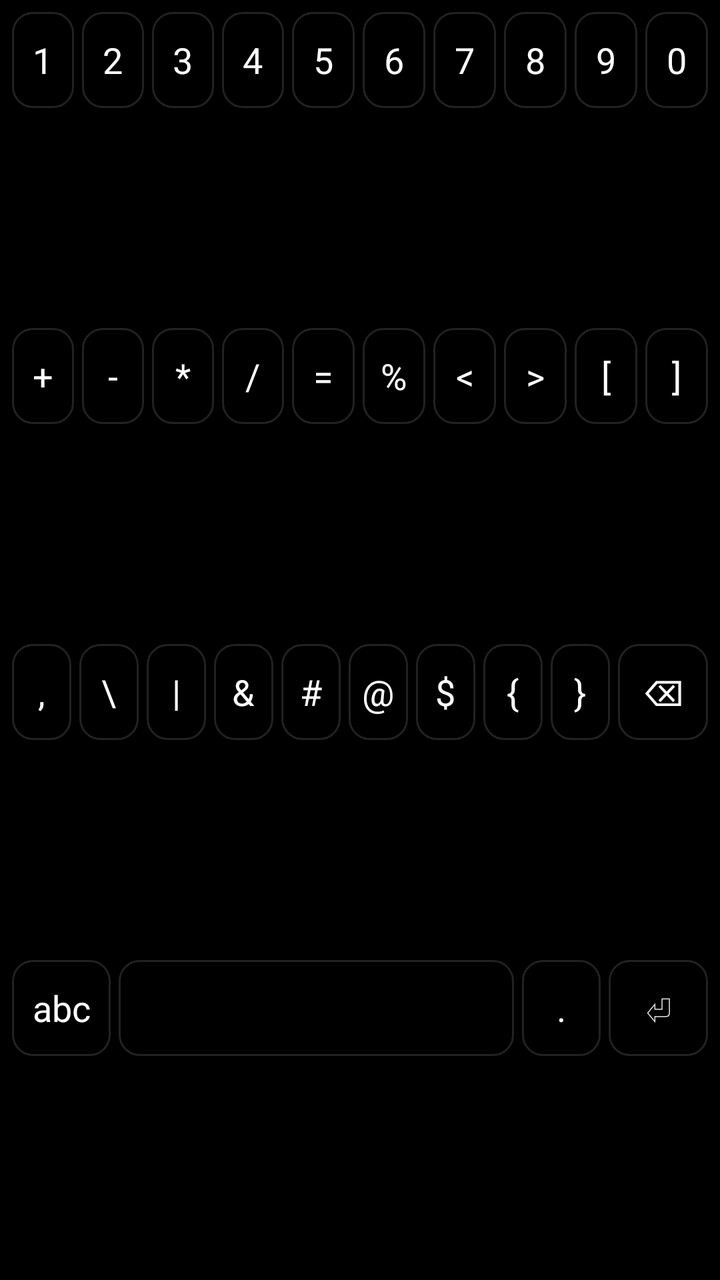
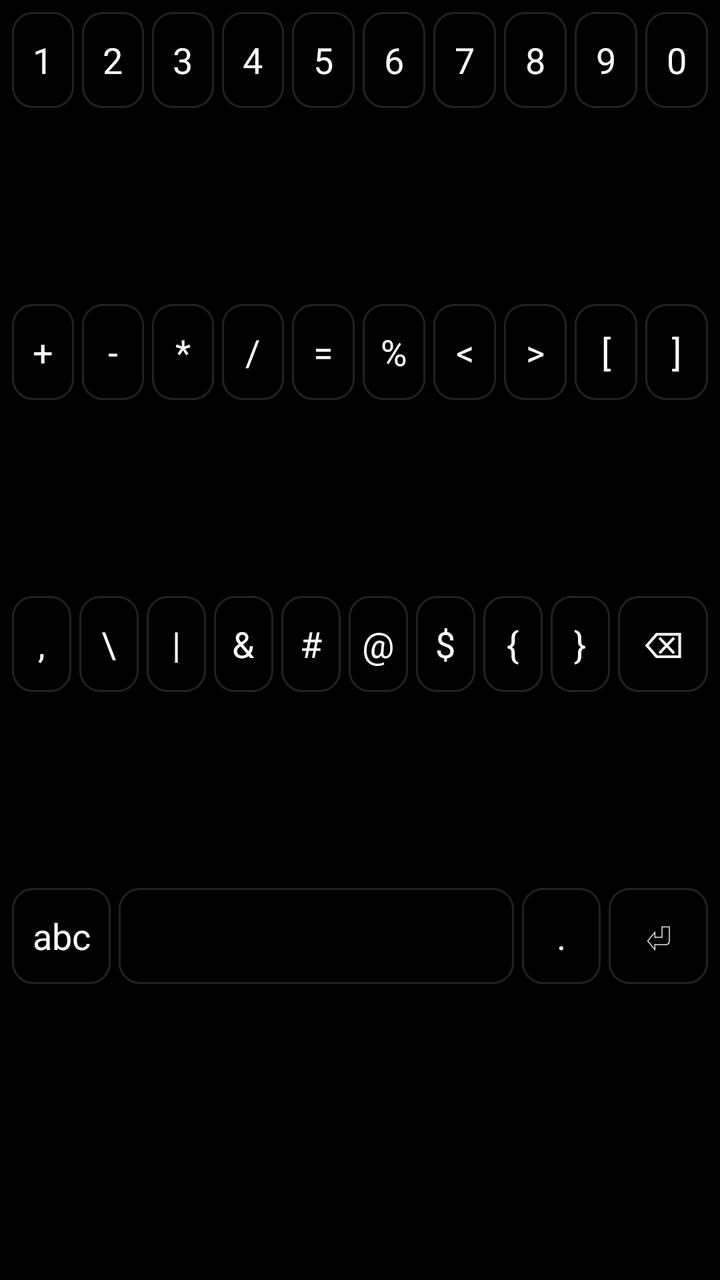

The first picture is an Android layout as it rendered before a commit; the second is the same layout after the commit. The layout source and the unified diff follow.
<!-- AndroidManifest.xml: application theme Theme.GoyKeyboard -->
<!-- res/layout/keyboard_layout_num.xml -->
<?xml version="1.0" encoding="utf-8"?>
<LinearLayout xmlns:android="http://schemas.android.com/apk/res/android"
    android:id="@+id/keys_container"
    android:layout_width="match_parent"
    android:layout_height="match_parent"
    android:orientation="vertical"
    android:padding="4dp"
    android:background="#000000">

    <LinearLayout
        android:layout_width="match_parent"
        android:layout_height="0dp"
        android:layout_weight="1"
        android:orientation="horizontal">
        <TextView style="@style/KeyStyle" android:text="1"/>
        <TextView style="@style/KeyStyle" android:text="2"/>
        <TextView style="@style/KeyStyle" android:text="3"/>
        <TextView style="@style/KeyStyle" android:text="4"/>
        <TextView style="@style/KeyStyle" android:text="5"/>
        <TextView style="@style/KeyStyle" android:text="6"/>
        <TextView style="@style/KeyStyle" android:text="7"/>
        <TextView style="@style/KeyStyle" android:text="8"/>
        <TextView style="@style/KeyStyle" android:text="9"/>
        <TextView style="@style/KeyStyle" android:text="0"/>
    </LinearLayout>

    <LinearLayout
        android:layout_width="match_parent"
        android:layout_height="0dp"
        android:layout_weight="1"
        android:orientation="horizontal">
        <TextView style="@style/KeyStyle" android:text="+"/>
        <TextView style="@style/KeyStyle" android:text="-"/>
        <TextView style="@style/KeyStyle" android:text="*"/>
        <TextView style="@style/KeyStyle" android:text="/"/>
        <TextView style="@style/KeyStyle" android:text="="/>
        <TextView style="@style/KeyStyle" android:text="%"/>
        <TextView style="@style/KeyStyle" android:text="&lt;"/>
        <TextView style="@style/KeyStyle" android:text="&gt;"/>
        <TextView style="@style/KeyStyle" android:text="["/>
        <TextView style="@style/KeyStyle" android:text="]"/>
    </LinearLayout>

    <LinearLayout
        android:layout_width="match_parent"
        android:layout_height="0dp"
        android:layout_weight="1"
        android:orientation="horizontal">
        <TextView style="@style/KeyStyle" android:text=","/>
        <TextView style="@style/KeyStyle" android:text="\\"/>
        <TextView style="@style/KeyStyle" android:text="|"/>
        <TextView style="@style/KeyStyle" android:text="&amp;"/>
        <TextView style="@style/KeyStyle" android:text="#"/>
        <TextView style="@style/KeyStyle" android:text="&#64;"/>
        <TextView style="@style/KeyStyle" android:text="$"/>
        <TextView style="@style/KeyStyle" android:text="{"/>
        <TextView style="@style/KeyStyle" android:text="}"/>
        <TextView
            style="@style/KeyStyle"
            android:layout_weight="1.5"
            android:text="@string/key_delete"/>
    </LinearLayout>

    <LinearLayout
        android:layout_width="match_parent"
        android:layout_height="0dp"
        android:layout_weight="1"
        android:orientation="horizontal">
        <TextView
            android:id="@+id/key_num_back"
            style="@style/KeyStyle"
            android:layout_weight="1.5"
            android:text="abc"/>
        <TextView
            style="@style/KeyStyle"
            android:layout_weight="6"
            android:text=" "/>
        <TextView
            style="@style/KeyStyle"
            android:layout_weight="1.2"
            android:text="."/>
        <TextView
            style="@style/KeyStyle"
            android:layout_weight="1.5"
            android:text="@string/key_enter"/>
    </LinearLayout>
</LinearLayout>
<!-- resources referenced by this layout -->
<resources>
  <string name="key_delete">⌫</string>
  <string name="key_enter">⏎</string>
  <style name="KeyStyle">
          <item name="android:layout_width">0dp</item>
          <item name="android:layout_height">48dp</item>
          <item name="android:layout_weight">1</item>
  
          <item name="android:gravity">center</item>
  
          <item name="android:textColor">#FFFFFF</item>
          <item name="android:textSize">18sp</item>
  
          <item name="android:background">@drawable/key_bg</item>
  
          <item name="android:layout_margin">2dp</item>
      </style>
  <style name="Theme.GoyKeyboard" parent="Theme.MaterialComponents.DayNight.DarkActionBar">
          
          <item name="colorPrimary">@color/purple_500</item>
          <item name="colorPrimaryVariant">@color/purple_700</item>
          <item name="colorOnPrimary">@color/white</item>
          
          <item name="colorSecondary">@color/teal_200</item>
          <item name="colorSecondaryVariant">@color/teal_700</item>
          <item name="colorOnSecondary">@color/black</item>
          
          <item name="android:statusBarColor">?attr/colorPrimaryVariant</item>
          
      </style>
  <!-- drawable key_bg (drawable) -->
  <?xml version="1.0" encoding="utf-8"?>
  <selector xmlns:android="http://schemas.android.com/apk/res/android">
  
      <item android:state_pressed="true">
          <shape>
              <solid android:color="#111111"/>
              <corners android:radius="10dp"/>
          </shape>
      </item>
  
      <item>
          <shape>
              <solid android:color="#000000"/>
              <corners android:radius="10dp"/>
              <stroke android:width="1dp" android:color="#222222"/>
          </shape>
      </item>
  
  </selector>
  <color name="purple_500">#FF6200EE</color>
  <color name="purple_700">#FF3700B3</color>
  <color name="white">#FFFFFFFF</color>
  <color name="teal_200">#FF03DAC5</color>
  <color name="teal_700">#FF018786</color>
  <color name="black">#FF000000</color>
</resources>

<!-- the commit's change to res/layout/keyboard_layout_num.xml (unified diff, before → after) -->
@@ -84,4 +84,7 @@
             android:layout_weight="1.5"
             android:text="@string/key_enter"/>
     </LinearLayout>
+    <View
+        android:layout_width="match_parent"
+        android:layout_height="48dp"/>
 </LinearLayout>
